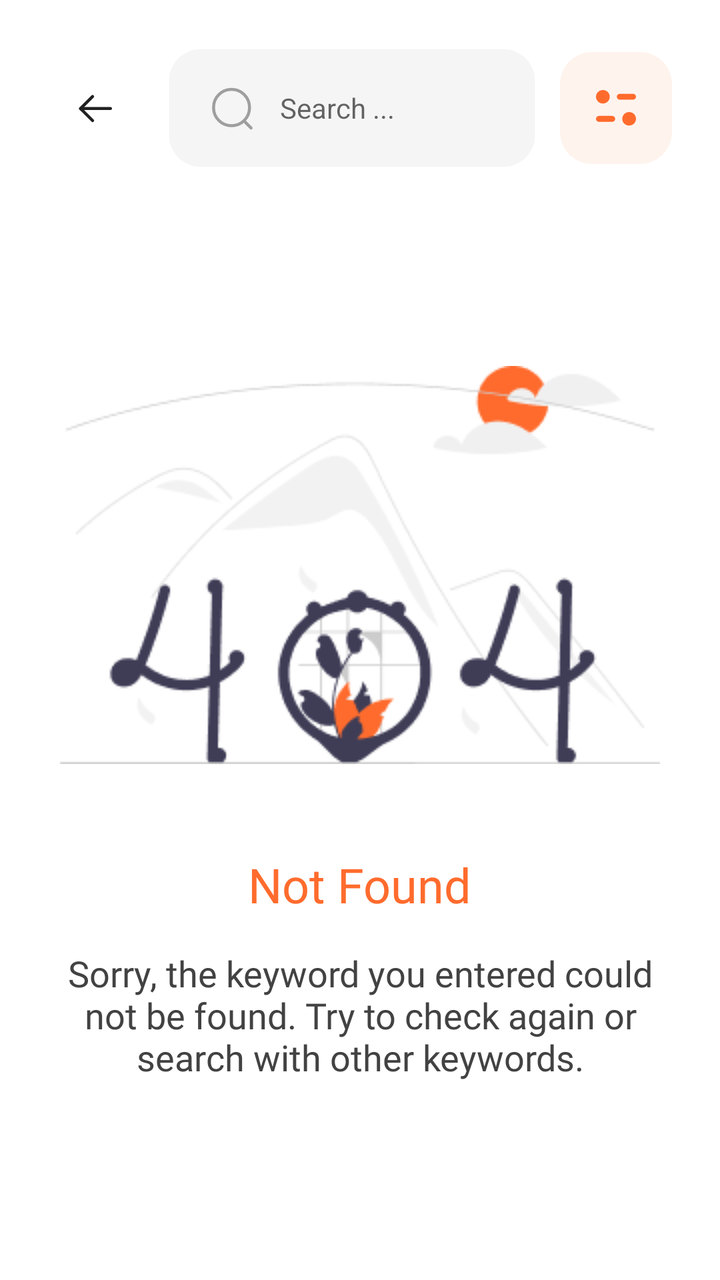
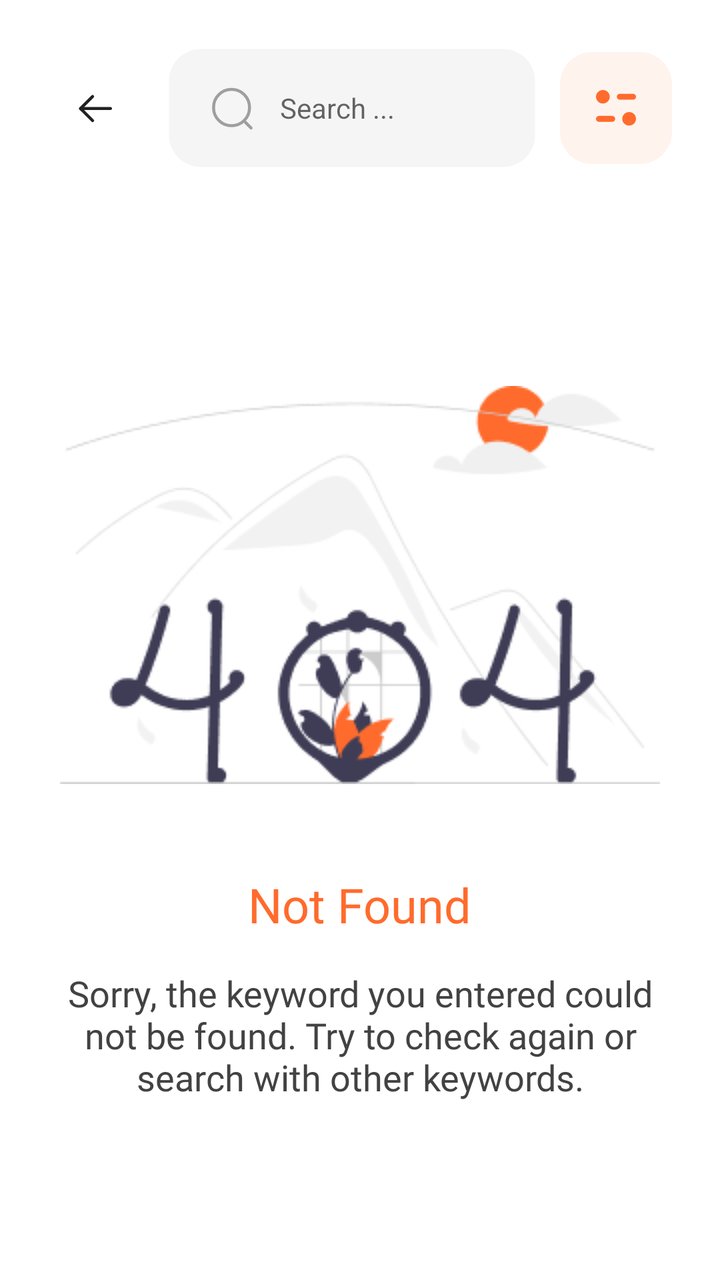

An Android layout rendered at two revisions. The XML below is the earlier revision; the diff shows what the commit changed to produce the second picture.
<!-- AndroidManifest.xml: application theme Theme.Flixcomix -->
<!-- res/layout/fragment_search.xml -->
<?xml version="1.0" encoding="utf-8"?>
<FrameLayout xmlns:android="http://schemas.android.com/apk/res/android"
    xmlns:app="http://schemas.android.com/apk/res-auto"
    xmlns:tools="http://schemas.android.com/tools"
    android:layout_width="match_parent"
    android:layout_height="match_parent"
    tools:context=".ui.search.SearchFragment">

    <LinearLayout
        android:layout_width="match_parent"
        android:layout_height="match_parent"
        android:fitsSystemWindows="true"
        android:orientation="vertical">

        <LinearLayout
            android:layout_width="match_parent"
            android:layout_height="wrap_content"
            android:layout_marginHorizontal="24dp"
            android:layout_marginTop="24dp"
            android:gravity="center_vertical"
            android:orientation="horizontal">

            <ImageButton
                android:id="@+id/btnBack"
                android:layout_width="48dp"
                android:layout_height="match_parent"
                android:layout_marginEnd="12dp"
                android:background="@null"
                android:contentDescription="@string/back"
                android:src="@drawable/arrow_left"
                app:backgroundTint="@null" />

            <EditText
                android:id="@+id/editTxtSearch"
                android:layout_width="0dp"
                android:layout_height="wrap_content"
                android:layout_weight="1"
                android:autofillHints=""
                android:background="@drawable/selector_edit_text_bg"
                android:drawableStart="@drawable/search"
                android:drawablePadding="12dp"
                android:drawableTint="@color/selector_color_edit_text"
                android:hint="@string/search_movie"
                android:inputType="text"
                android:paddingHorizontal="20dp"
                android:paddingVertical="18dp"
                android:textColor="?attr/text_color_head_1"
                android:textSize="14dp"
                tools:ignore="SpUsage" />

            <ImageButton
                android:id="@+id/btnFilter"
                android:layout_width="56dp"
                android:layout_height="56dp"
                android:layout_marginStart="12dp"
                android:background="@drawable/button_bg_8"
                android:contentDescription="@string/button_filter"
                android:src="@drawable/filter_bold"
                app:backgroundTint="@null" />
        </LinearLayout>

        <include layout="@layout/layout_search_not_found" />
    </LinearLayout>

    <FrameLayout
        android:id="@+id/drawer_layout"
        android:layout_width="match_parent"
        android:layout_height="match_parent"
        android:visibility="gone"
        android:background="?attr/color_background_second">
        <include android:id="@+id/includeFilter" layout="@layout/layout_drawer_end_filter" />
    </FrameLayout>

</FrameLayout>
<!-- res/layout/layout_search_not_found.xml (included above) -->
<?xml version="1.0" encoding="utf-8"?>
<LinearLayout xmlns:android="http://schemas.android.com/apk/res/android"
    android:layout_width="match_parent"
    android:layout_height="0dp"
    xmlns:tools="http://schemas.android.com/tools"
    android:layout_margin="24dp"
    android:layout_weight="1"
    android:gravity="center"
    android:orientation="vertical">

    <ImageView
        android:layout_width="300dp"
        android:layout_height="wrap_content"
        android:layout_gravity="center"
        android:contentDescription="@string/not_found"
        android:src="@drawable/i_404" />

    <TextView
        android:layout_width="wrap_content"
        android:layout_height="wrap_content"
        android:fontFamily="@font/urbanist_bold"
        android:text="@string/not_found"
        android:textColor="@color/orange"
        android:layout_marginTop="44dp"
        android:textSize="24dp"
        tools:ignore="SpUsage" />

    <TextView
        android:layout_width="wrap_content"
        android:layout_height="wrap_content"
        android:fontFamily="@font/urbanist_medium"
        android:textAlignment="center"
        android:text="@string/sorry_the_keyword"
        android:textColor="?attr/text_color_head_2"
        android:layout_marginTop="16dp"
        android:textSize="18dp"
        tools:ignore="SpUsage" />
</LinearLayout>
<!-- res/layout/layout_drawer_end_filter.xml (included above) -->
<?xml version="1.0" encoding="utf-8"?>
<LinearLayout xmlns:android="http://schemas.android.com/apk/res/android"
    xmlns:app="http://schemas.android.com/apk/res-auto"
    xmlns:tools="http://schemas.android.com/tools"
    android:layout_width="match_parent"
    android:layout_height="match_parent"
    android:background="?attr/color_background_second"
    android:fitsSystemWindows="true"
    android:orientation="vertical">

    <LinearLayout
        android:layout_width="match_parent"
        android:layout_height="wrap_content"
        android:layout_marginStart="24dp"
        android:layout_marginTop="36dp">

        <ImageButton
            android:id="@+id/btnBack"
            android:layout_width="wrap_content"
            android:layout_height="match_parent"
            android:layout_marginEnd="12dp"
            android:background="@null"
            android:contentDescription="@string/back"
            android:src="@drawable/arrow_left"
            app:backgroundTint="@null" />

        <TextView
            android:layout_width="wrap_content"
            android:layout_height="wrap_content"
            android:fontFamily="@font/urbanist_bold"
            android:text="@string/sort"
            android:textColor="?attr/text_color_head_1"
            android:textSize="24dp"
            tools:ignore="SpUsage" />
    </LinearLayout>


    <androidx.core.widget.NestedScrollView
        android:layout_width="match_parent"
        android:layout_height="0dp"
        android:layout_marginHorizontal="24dp"
        android:layout_marginTop="24dp"
        android:layout_weight="1"
        android:scrollbars="none">

        <LinearLayout
            android:layout_width="match_parent"
            android:layout_height="wrap_content"
            android:orientation="vertical">

            <TextView
                android:layout_width="wrap_content"
                android:layout_height="wrap_content"
                android:fontFamily="@font/urbanist_bold"
                android:text="@string/sort_only"
                android:textColor="?attr/text_color_head_2"
                android:textSize="20dp"
                tools:ignore="SpUsage" />

            <androidx.recyclerview.widget.RecyclerView
                android:id="@+id/rvSort"
                android:layout_width="match_parent"
                android:layout_height="wrap_content"
                android:paddingVertical="24dp" />

            <TextView
                android:layout_width="wrap_content"
                android:layout_height="wrap_content"
                android:fontFamily="@font/urbanist_bold"
                android:text="@string/region"
                android:textColor="?attr/text_color_head_2"
                android:textSize="20dp"
                tools:ignore="SpUsage" />

            <androidx.recyclerview.widget.RecyclerView
                android:id="@+id/rvRegion"
                android:layout_width="match_parent"
                android:layout_height="wrap_content"
                android:paddingVertical="24dp" />

            <TextView
                android:layout_width="wrap_content"
                android:layout_height="wrap_content"
                android:fontFamily="@font/urbanist_bold"
                android:text="@string/genre"
                android:textColor="?attr/text_color_head_2"
                android:textSize="20dp"
                tools:ignore="SpUsage" />

            <androidx.recyclerview.widget.RecyclerView
                android:id="@+id/rvGenre"
                android:layout_width="match_parent"
                android:layout_height="wrap_content"
                android:paddingVertical="24dp" />

            <TextView
                android:layout_width="wrap_content"
                android:layout_height="wrap_content"
                android:fontFamily="@font/urbanist_bold"
                android:text="@string/year"
                android:textColor="?attr/text_color_head_2"
                android:textSize="20dp"
                tools:ignore="SpUsage" />

            <androidx.recyclerview.widget.RecyclerView
                android:id="@+id/rvYear"
                android:layout_width="match_parent"
                android:layout_height="wrap_content"
                android:paddingVertical="24dp" />
        </LinearLayout>
    </androidx.core.widget.NestedScrollView>

    <LinearLayout
        style="?android:attr/buttonBarStyle"
        android:layout_width="match_parent"
        android:layout_height="wrap_content"
        android:background="@drawable/action_drawer_bg"
        android:orientation="horizontal"
        android:paddingHorizontal="24dp"
        android:paddingTop="24dp"
        android:paddingBottom="36dp">

        <Button
            android:id="@+id/btnReset"
            style="@style/ShapeAppearance.Material3.Corner.None"
            android:layout_width="0dp"
            android:layout_height="match_parent"
            android:layout_weight="1"
            android:background="@drawable/button_second_bg"
            android:fontFamily="@font/urbanist_bold"
            android:text="@string/reset"
            android:textAllCaps="false"
            android:textColor="@color/white"
            android:textSize="16dp"
            app:backgroundTint="@null"
            tools:ignore="SpUsage" />

        <Button
            android:id="@+id/btnApply"
            style="@style/ShapeAppearance.Material3.Corner.None"
            android:layout_width="0dp"
            android:layout_height="match_parent"
            android:layout_marginStart="12dp"
            android:layout_weight="1"
            android:background="@drawable/button_bg"
            android:fontFamily="@font/urbanist_bold"
            android:text="@string/apply"
            android:textAllCaps="false"
            android:textColor="@color/white"
            android:textSize="16dp"
            app:backgroundTint="@null"
            tools:ignore="SpUsage" />
    </LinearLayout>
</LinearLayout>
<!-- resources referenced by this layout -->
<resources>
  <color name="orange">#FFFF6B2D</color>
  <color name="white">#FFFFFFFF</color>
  <!-- drawable action_drawer_bg (drawable) -->
  <?xml version="1.0" encoding="utf-8"?>
  <shape xmlns:android="http://schemas.android.com/apk/res/android">
      <corners android:topLeftRadius="40dp" android:topRightRadius="40dp" />
      <stroke android:color="?attr/color_background_div" android:width="1dp" />
  </shape>
  <!-- drawable button_bg_8 (drawable) -->
  <?xml version="1.0" encoding="utf-8"?>
  <shape xmlns:android="http://schemas.android.com/apk/res/android">
      <solid android:color="@color/orange_8" />
      <corners android:radius="16dp" />
  </shape>
  <!-- drawable selector_edit_text_bg (drawable) -->
  <?xml version="1.0" encoding="utf-8"?>
  <selector xmlns:android="http://schemas.android.com/apk/res/android">
      <item android:drawable="@drawable/focused_edit_text_bg" android:state_focused="true" />
      <item android:drawable="@drawable/normal_edit_text_bg" />
  </selector>
  <string name="apply">Apply</string>
  <string name="back">Back</string>
  <string name="button_filter">Button filter</string>
  <string name="genre">Genre</string>
  <string name="not_found">Not Found</string>
  <string name="region">Region</string>
  <string name="reset">Reset</string>
  <string name="search_movie">Search ...</string>
  <string name="sorry_the_keyword">Sorry, the keyword you entered could not be found. Try to check again or search with other keywords.</string>
  <string name="sort">Sort &amp; Filter</string>
  <string name="sort_only">Sort</string>
  <string name="year">Year</string>
  <color name="orange_status">#FFFF9B70</color>
  <color name="orange_8">#14FF6B2D</color>
  <!-- drawable focused_edit_text_bg (drawable) -->
  <?xml version="1.0" encoding="utf-8"?>
  <shape xmlns:android="http://schemas.android.com/apk/res/android">
      <solid android:color="@color/orange_8" />
      <corners android:radius="16dp" />
      <stroke android:width="1dp" android:color="?attr/color_primary_orange" />
  </shape>
  <!-- drawable normal_edit_text_bg (drawable) -->
  <?xml version="1.0" encoding="utf-8"?>
  <shape xmlns:android="http://schemas.android.com/apk/res/android">
      <solid android:color="?attr/color_background_second" />
      <corners android:radius="16dp" />
      <stroke android:width="1dp" android:color="@android:color/transparent" />
  </shape>
  <color name="gray_100">#FFF5F5F5</color>
  <color name="gray_200">#FFEEEEEE</color>
  <color name="orange_100">#FFFFE3D8</color>
  <color name="gray_400">#FFBDBDBD</color>
  <color name="gray_300">#FFE0E0E0</color>
  <color name="gray_800">#FF424242</color>
  <color name="gray_700">#FF616161</color>
  <color name="gray_500">#FF9E9E9E</color>
  <color name="gray_900">#FF212121</color>
  <!-- unchanged entries left out for length: 7 -->
</resources>

<!-- the commit's change to res/layout/fragment_search.xml (unified diff, before → after) -->
@@ -30,23 +30,43 @@
                 android:src="@drawable/arrow_left"
                 app:backgroundTint="@null" />
 
-            <EditText
-                android:id="@+id/editTxtSearch"
+            <RelativeLayout
                 android:layout_width="0dp"
                 android:layout_height="wrap_content"
                 android:layout_weight="1"
-                android:autofillHints=""
-                android:background="@drawable/selector_edit_text_bg"
-                android:drawableStart="@drawable/search"
-                android:drawablePadding="12dp"
-                android:drawableTint="@color/selector_color_edit_text"
-                android:hint="@string/search_movie"
-                android:inputType="text"
-                android:paddingHorizontal="20dp"
-                android:paddingVertical="18dp"
-                android:textColor="?attr/text_color_head_1"
-                android:textSize="14dp"
-                tools:ignore="SpUsage" />
+                android:gravity="center">
+
+                <EditText
+                    android:id="@+id/editTxtSearch"
+                    android:layout_width="match_parent"
+                    android:layout_height="wrap_content"
+                    android:autofillHints=""
+                    android:background="@drawable/selector_edit_text_bg"
+                    android:drawableStart="@drawable/search"
+                    android:drawablePadding="12dp"
+                    android:drawableTint="@color/selector_color_edit_text"
+                    android:hint="@string/search_movie"
+                    android:inputType="text"
+                    android:paddingHorizontal="20dp"
+                    android:paddingVertical="18dp"
+                    android:textColor="?attr/text_color_head_1"
+                    android:textSize="14dp"
+                    tools:ignore="SpUsage" />
+
+                <com.hin.flixcomix.ui.custom.image_view.SpinImageView
+                    android:id="@+id/spinLoading"
+                    android:layout_width="20dp"
+                    android:layout_height="20dp"
+                    android:layout_alignTop="@id/editTxtSearch"
+                    android:layout_alignEnd="@id/editTxtSearch"
+                    android:layout_alignBottom="@id/editTxtSearch"
+                    android:layout_gravity="center_vertical"
+                    android:layout_marginEnd="10dp"
+                    android:contentDescription="@string/spin"
+                    android:src="@drawable/spin"
+                    android:visibility="gone" />
+            </RelativeLayout>
+
 
             <ImageButton
                 android:id="@+id/btnFilter"
@@ -59,19 +79,122 @@
                 app:backgroundTint="@null" />
         </LinearLayout>
 
-        <include layout="@layout/layout_search_not_found" />
+        <androidx.recyclerview.widget.RecyclerView
+            android:id="@+id/recyclerViewMovie"
+            android:layout_width="match_parent"
+            android:layout_height="wrap_content"
+            android:layout_marginTop="20dp"
+            android:paddingHorizontal="16dp"
+            android:visibility="visible"
+            app:layoutManager="androidx.recyclerview.widget.GridLayoutManager"
+            app:spanCount="2"
+            tools:itemCount="4"
+            tools:listitem="@layout/item_movie" />
+
+        <include
+            android:id="@+id/includedNotFound"
+            layout="@layout/layout_search_not_found" />
     </LinearLayout>
 
     <FrameLayout
         android:id="@+id/drawer_layout"
         android:layout_width="match_parent"
         android:layout_height="match_parent"
-        android:visibility="gone"
-        android:background="?attr/color_background_second">
-        <include android:id="@+id/includeFilter" layout="@layout/layout_drawer_end_filter" />
+        android:background="?attr/color_background_second"
+        android:visibility="gone">
+
+        <include
+            android:id="@+id/includeFilter"
+            layout="@layout/layout_drawer_end_filter" />
     </FrameLayout>
 
 </FrameLayout>
+<!-- res/layout/item_movie.xml (included above) -->
+<?xml version="1.0" encoding="utf-8"?>
+<layout xmlns:android="http://schemas.android.com/apk/res/android"
+    xmlns:app="http://schemas.android.com/apk/res-auto"
+    xmlns:tools="http://schemas.android.com/tools">
+
+    <data>
+
+        <variable
+            name="imageUrl"
+            type="String" />
+
+        <variable
+            name="name"
+            type="String" />
+
+        <variable
+            name="episode"
+            type="String" />
+    </data>
+
+    <androidx.constraintlayout.widget.ConstraintLayout
+        android:layout_width="match_parent"
+        android:layout_height="wrap_content">
+
+        <androidx.cardview.widget.CardView
+            android:id="@+id/cardItem"
+            android:layout_width="0dp"
+            android:layout_height="0dp"
+            android:background="@drawable/card_bg"
+            app:cardCornerRadius="12dp"
+            app:cardElevation="0dp"
+            app:layout_constraintDimensionRatio="2:3"
+            app:layout_constraintStart_toStartOf="parent"
+            app:layout_constraintEnd_toEndOf="parent"
+            app:layout_constraintTop_toTopOf="parent">
+
+            <ImageView
+                android:id="@+id/imageView"
+                imageUrl="@{imageUrl}"
+                android:layout_width="match_parent"
+                android:layout_height="match_parent"
+                android:background="@drawable/card_bg"
+                android:contentDescription="@string/image_movie"
+                android:scaleType="centerCrop" />
+
+            <View
+                android:layout_width="match_parent"
+                android:layout_height="match_parent"
+                android:layout_gravity="bottom"
+                android:background="@drawable/shadow_card_bg" />
+
+            <LinearLayout
+                android:layout_width="match_parent"
+                android:layout_height="wrap_content"
+                android:layout_gravity="bottom"
+                android:layout_margin="12dp"
+                android:orientation="vertical">
+
+                <TextView
+                    android:id="@+id/txtName"
+                    android:layout_width="match_parent"
+                    android:layout_height="wrap_content"
+                    android:ellipsize="end"
+                    android:fontFamily="@font/urbanist_semibold"
+                    android:maxLines="2"
+                    android:text="@{name}"
+                    android:textColor="@color/white"
+                    android:textSize="14dp"
+                    tools:ignore="SpUsage" />
+
+                <TextView
+                    android:id="@+id/txtEpisode"
+                    android:layout_width="match_parent"
+                    android:layout_height="wrap_content"
+                    android:layout_marginTop="4dp"
+                    android:fontFamily="@font/urbanist_medium"
+                    android:text="@{episode}"
+                    android:textColor="@color/white"
+                    android:textSize="12dp"
+                    tools:ignore="SpUsage" />
+            </LinearLayout>
+        </androidx.cardview.widget.CardView>
+    </androidx.constraintlayout.widget.ConstraintLayout>
+
+</layout>
 <!-- res/layout/layout_search_not_found.xml (included above) -->
 <?xml version="1.0" encoding="utf-8"?>
 <LinearLayout xmlns:android="http://schemas.android.com/apk/res/android"
@@ -229,6 +352,7 @@
         android:layout_width="match_parent"
         android:layout_height="wrap_content"
         android:background="@drawable/action_drawer_bg"
+        app:backgroundTint="@null"
         android:orientation="horizontal"
         android:paddingHorizontal="24dp"
         android:paddingTop="24dp"
<!-- resource entries referenced after the edit -->
@@ -14,16 +14,35 @@
       <solid android:color="@color/orange_8" />
       <corners android:radius="16dp" />
   </shape>
+  <!-- drawable card_bg (drawable) -->
+  <?xml version="1.0" encoding="utf-8"?>
+  <shape xmlns:android="http://schemas.android.com/apk/res/android" android:shape="rectangle">
+      <corners android:radius="12dp" />
+  </shape>
   <!-- drawable selector_edit_text_bg (drawable) -->
   <?xml version="1.0" encoding="utf-8"?>
   <selector xmlns:android="http://schemas.android.com/apk/res/android">
       <item android:drawable="@drawable/focused_edit_text_bg" android:state_focused="true" />
       <item android:drawable="@drawable/normal_edit_text_bg" />
   </selector>
+  <!-- drawable shadow_card_bg (drawable) -->
+  <?xml version="1.0" encoding="utf-8"?>
+  <shape xmlns:android="http://schemas.android.com/apk/res/android"
+      android:shape="rectangle">
+  
+      <gradient
+          android:angle="194"
+          android:centerColor="#00181A20"
+          android:endColor="#99181A20"
+          android:startColor="#00181A20"
+          android:type="linear" />
+  </shape>
+  <!-- drawable spin: vector/xml drawable (drawable, 3187 chars, omitted) -->
   <string name="apply">Apply</string>
   <string name="back">Back</string>
   <string name="button_filter">Button filter</string>
   <string name="genre">Genre</string>
+  <string name="image_movie">Image Movie</string>
   <string name="not_found">Not Found</string>
   <string name="region">Region</string>
   <string name="reset">Reset</string>
@@ -31,6 +50,7 @@
   <string name="sorry_the_keyword">Sorry, the keyword you entered could not be found. Try to check again or search with other keywords.</string>
   <string name="sort">Sort &amp; Filter</string>
   <string name="sort_only">Sort</string>
+  <string name="spin">spin</string>
   <string name="year">Year</string>
   <color name="orange_status">#FFFF9B70</color>
   <color name="orange_8">#14FF6B2D</color>
